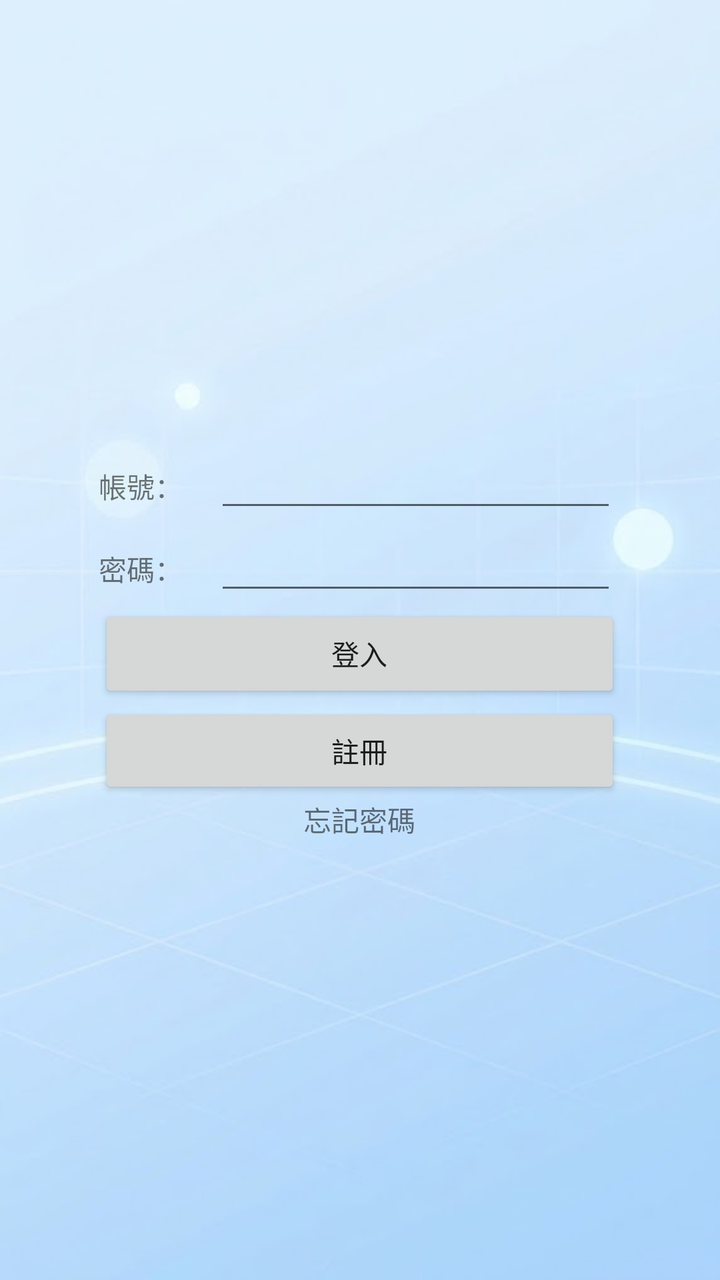
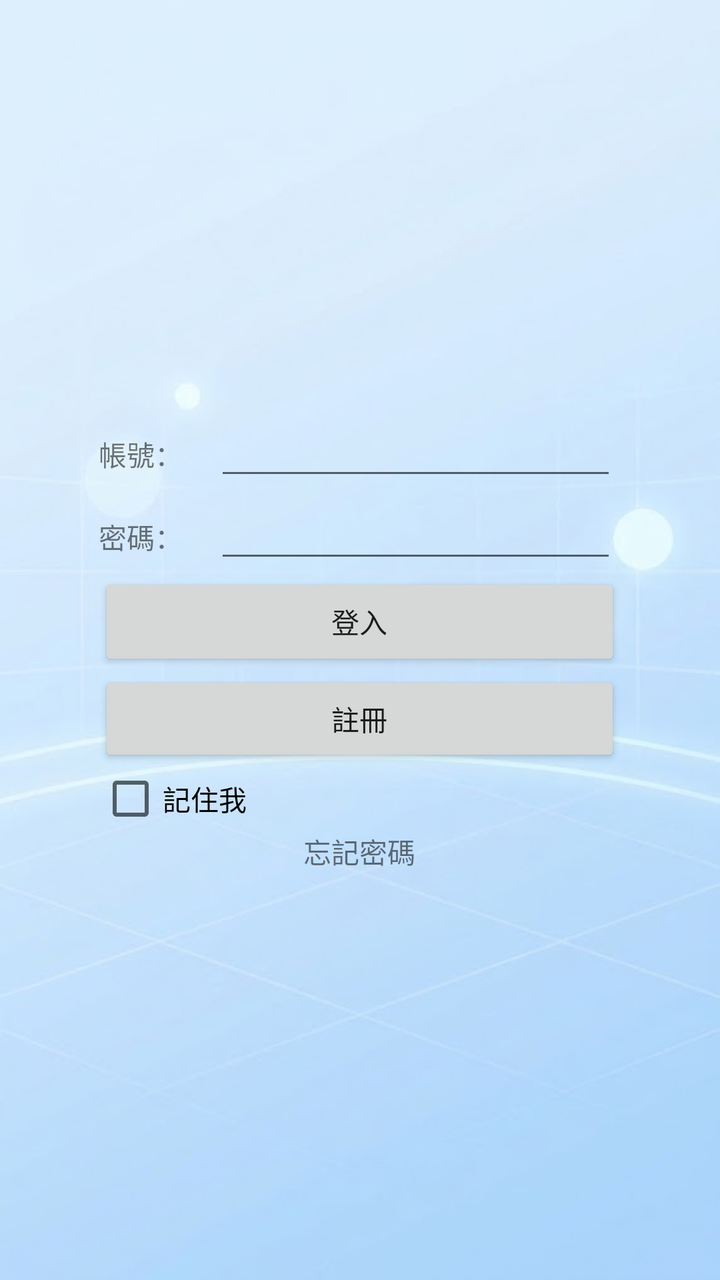

Before-and-after screenshots of an Android layout around one commit, followed by the original layout XML and the change that was made.
<!-- AndroidManifest.xml: application theme Theme.QuizHero -->
<!-- res/layout/login_activity.xml -->
<?xml version="1.0" encoding="utf-8"?>
<LinearLayout xmlns:android="http://schemas.android.com/apk/res/android"
    android:layout_width="match_parent"
    android:layout_height="match_parent"
    android:gravity="center"
    android:background="@drawable/loggin_background">

    <LinearLayout
        android:layout_width="wrap_content"
        android:layout_height="wrap_content"
        android:gravity="center"
        android:orientation="vertical">

        <LinearLayout
            android:layout_width="match_parent"
            android:layout_height="match_parent"
            android:orientation="horizontal">

            <TextView
                android:id="@+id/tv_name"
                android:layout_width="58dp"
                android:layout_height="wrap_content"
                android:text="帳號：" />

            <EditText
                android:id="@+id/et_name"
                android:layout_width="201dp"
                android:layout_height="wrap_content"
                android:ems="10"
                android:autofillHints="username"
                android:importantForAutofill="yes"
                android:inputType="textEmailAddress"/>
        </LinearLayout>

        <LinearLayout
            android:layout_width="match_parent"
            android:layout_height="match_parent"
            android:orientation="horizontal">

            <TextView
                android:id="@+id/tv_password"
                android:layout_width="58dp"
                android:layout_height="wrap_content"
                android:text="密碼：" />

            <EditText
                android:id="@+id/et_password"
                android:layout_width="201dp"
                android:layout_height="wrap_content"
                android:ems="10"
                android:inputType="textPassword" />

            <EditText
                android:id="@+id/et_email"
                android:layout_width="201dp"
                android:layout_height="wrap_content"
                android:ems="10"
                android:inputType="textEmailAddress" />

        </LinearLayout>

        <Button
            android:id="@+id/bt_loggin"
            android:layout_width="261dp"
            android:layout_height="49dp"
            android:text="登入" />

        <Button
            android:id="@+id/bt_registor"
            android:layout_width="261dp"
            android:layout_height="wrap_content"
            android:layout_weight="1"
            android:text="註冊" />

        <TextView
            android:id="@+id/tv_forgetpw"
            android:layout_width="wrap_content"
            android:layout_height="wrap_content"
            android:layout_weight="1"
            android:text="忘記密碼" />

    </LinearLayout>

</LinearLayout>
<!-- resources referenced by this layout -->
<resources>
  <!-- drawable loggin_background: png bitmap (drawable, 16550 bytes) -->
  <style name="Theme.QuizHero" parent="android:Theme.Material.Light.NoActionBar" />
</resources>

<!-- the commit's change to res/layout/login_activity.xml (unified diff, before → after) -->
@@ -72,6 +72,12 @@
             android:layout_weight="1"
             android:text="註冊" />
 
+        <CheckBox
+            android:id="@+id/cb_remember_me"
+            android:layout_width="match_parent"
+            android:layout_height="wrap_content"
+            android:text="記住我" />
+
         <TextView
             android:id="@+id/tv_forgetpw"
             android:layout_width="wrap_content"
